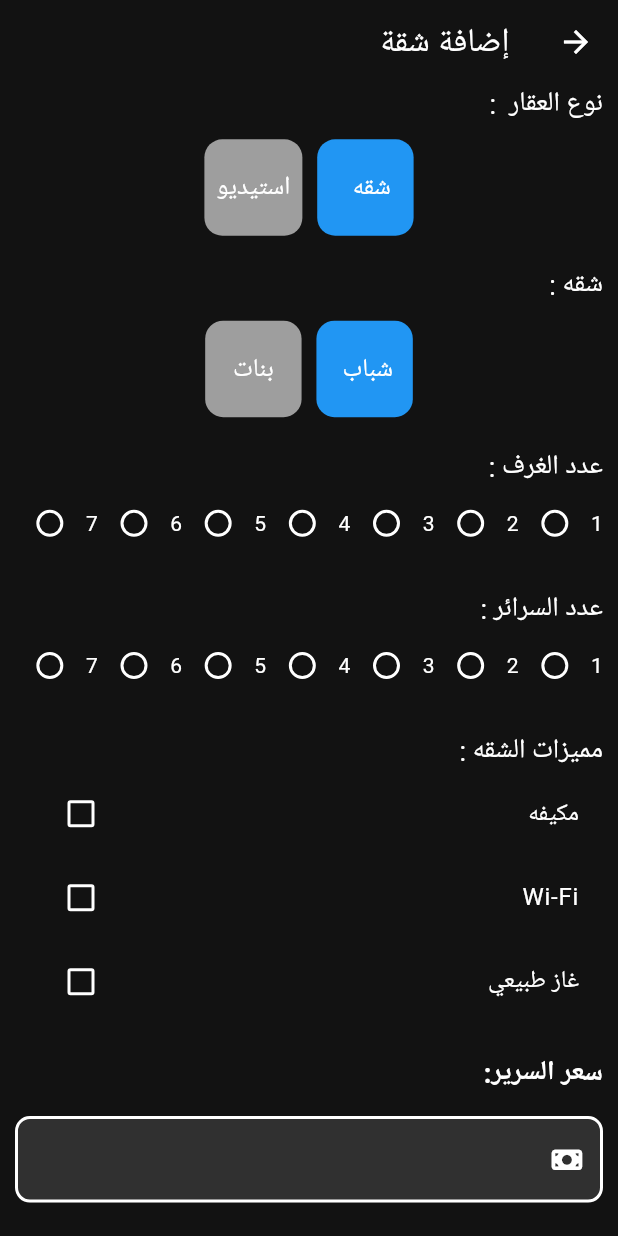
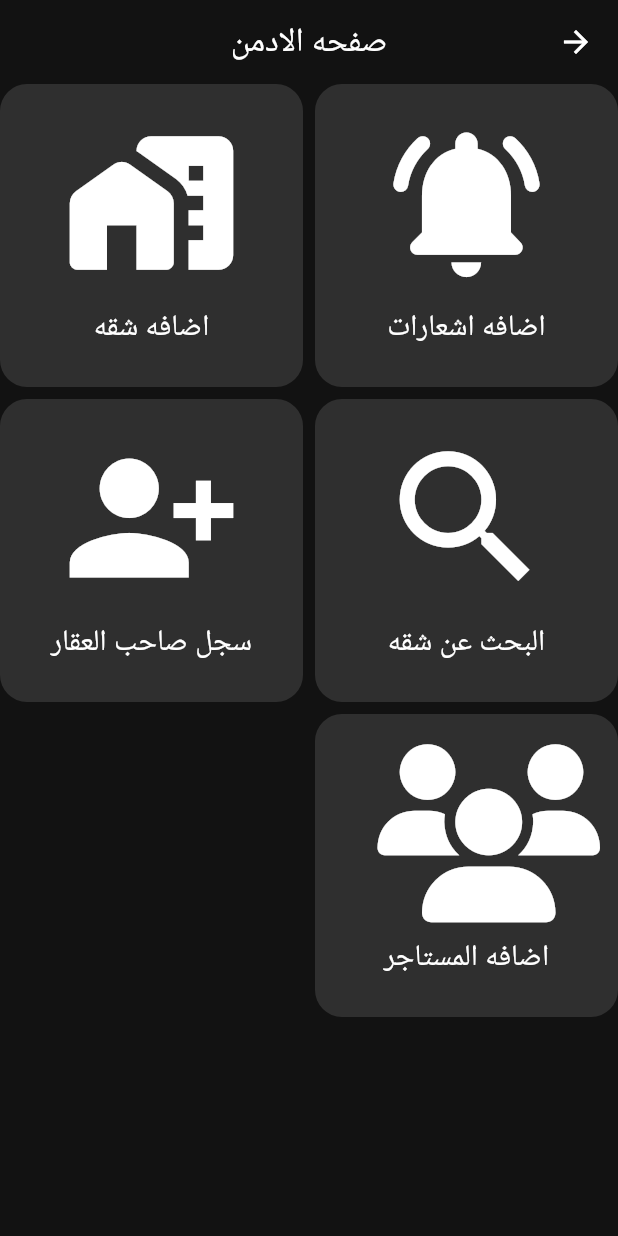
Before and after one commit to aymanaboelela/House_App, a Flutter app: the HomeView screen opened directly, after a tap on the "add" icon, on a phone screen of 412 x 824 dp. Run offline on Flutter 3.47's test engine with Material 3 defaults, Android fonts, the phone set to English and light mode, and no system bars; drawn by our look-alikes of modal_progress_hud_nsn; our stand-ins replace awesome_dialog, bloc, cached_network_image, carousel_slider, cloud_firestore, concentric_transition and 11 more; accounts and stored records are empty; Roboto replaces fonts that are missing (Cairo).

Commit message:
create new admin view Advanced

```diff
--- /dev/null
+++ b/lib/Features/admin/admin_home/presentation/views/admin_home.dart
@@ -0,0 +1,57 @@
+import 'package:flutter/material.dart';
+import 'package:font_awesome_flutter/font_awesome_flutter.dart';
+import 'package:go_router/go_router.dart';
+import 'package:google_fonts/google_fonts.dart';
+import 'package:house_app_one/core/utils/app_route.dart';
+
+import '../widgets/custom_admin_select.dart';
+
+class AdminHome extends StatelessWidget {
+  const AdminHome({super.key});
+
+  @override
+  Widget build(BuildContext context) {
+    return Scaffold(
+        appBar: AppBar(
+          centerTitle: true,
+          title: Text(
+            "صفحه الادمن",
+            style: GoogleFonts.cairo(),
+          ),
+        ),
+        body: GridView(
+          gridDelegate: SliverGridDelegateWithFixedCrossAxisCount(
+            crossAxisCount: 2, // عدد العناصر في كل سطر
+            crossAxisSpacing: 8.0, // المسافة بين العناصر الأفقية
+            mainAxisSpacing: 8.0, // المسافة بين العناصر الرأسية
+          ),
+          children: [
+            CustomAdminSelect(
+              title: "اضافه اشعارات",
+              icon: Icons.notifications_active_rounded,
+              onTap: () {},
+            ),
+            CustomAdminSelect(
+              title: "اضافه شقه",
+              icon: Icons.home_work_rounded,
+              onTap: () => GoRouter.of(context).push(AppRouter.KAddProductView),
+            ),
+            CustomAdminSelect(
+              title: "البحث عن شقه",
+              icon: Icons.search_sharp,
+              onTap: () {},
+            ),
+            CustomAdminSelect(
+              title: "سجل صاحب العقار",
+              icon: Icons.person_add_alt_1,
+              onTap: () {},
+            ),
+            CustomAdminSelect(
+              title: "اضافه المستاجر",
+              icon: FontAwesomeIcons.users,
+              onTap: () {},
+            ),
+          ],
+        ));
+  }
+}
--- /dev/null
+++ b/lib/Features/admin/admin_home/presentation/widgets/custom_admin_select.dart
@@ -0,0 +1,37 @@
+import 'package:flutter/material.dart';
+import 'package:font_awesome_flutter/font_awesome_flutter.dart';
+import 'package:google_fonts/google_fonts.dart';
+import 'package:house_app_one/core/thems/app/app_colors.dart';
+import 'package:house_app_one/core/utils/responsive.dart';
+
+class CustomAdminSelect extends StatelessWidget {
+  const CustomAdminSelect({super.key, required this.title, required this.icon,required this.onTap});
+  final String title;
+  final IconData icon;
+  final void Function() onTap;
+  @override
+  Widget build(BuildContext context) {
+    return InkWell(
+      onTap: onTap,
+      child: Container(
+        height: SizeConfig.defaultSize! * 19,
+        width: SizeConfig.defaultSize! * 19,
+        decoration: BoxDecoration(
+            borderRadius: BorderRadius.circular(18),
+            color: AppColors.KPrimeColor),
+        child: Column(children: [
+          SizeVertical(value: 2),
+          Icon(
+            icon,
+            size: SizeConfig.defaultSize! * 12,
+          ),
+          SizeVertical(value: 1),
+          Text(
+            title,
+            style: GoogleFonts.cairo(fontSize: SizeConfig.defaultSize! * 2),
+          )
+        ]),
+      ),
+    );
+  }
+}
--- a/lib/Features/home/Presentation/views/home_view.dart
+++ b/lib/Features/home/Presentation/views/home_view.dart
@@ -128,7 +128,7 @@ class _HomeViewState extends State<HomeView> {
           // add product
           floatingActionButton: FloatingActionButton(
             onPressed: () {
-              GoRouter.of(context).push(AppRouter.KAddProductView);
+              GoRouter.of(context).push(AppRouter.KAdminHome);
             },
             child: const Icon(Icons.add),
           ),
--- a/lib/Features/home/Presentation/widgets/filters.dart
+++ b/lib/Features/home/Presentation/widgets/filters.dart
@@ -1,7 +1,6 @@
 import 'package:flutter/material.dart';
 import 'package:flutter_bloc/flutter_bloc.dart';
 import 'package:google_fonts/google_fonts.dart';
-import 'package:house_app_one/Features/add_Product/data/cubit/add_house_cubit.dart';
 import 'package:house_app_one/Features/home/Presentation/widgets/Custom_select_gender.dart';
 import 'package:house_app_one/Features/home/Presentation/widgets/custom_filter_gender.dart';
 import 'package:house_app_one/Features/home/data/cubit/filters/filters_cubit.dart';
--- a/lib/core/utils/app_route.dart
+++ b/lib/core/utils/app_route.dart
@@ -3,7 +3,8 @@ import 'package:house_app_one/Features/communication/presentation/view/help_view
 import 'package:house_app_one/Features/location/presentation/views/location_view.dart';
 import 'package:house_app_one/Features/navbar/presentation/views/nave_home_bar.dart';
 import '../../Features/Splach/view/splach_view.dart';
-import '../../Features/add_Product/presentation/views/add_product.dart';
+import '../../Features/admin/add_Product/presentation/views/add_product.dart';
+import '../../Features/admin/admin_home/presentation/views/admin_home.dart';
 import '../../Features/notifacation/presentation/view/notifacation.dart';
 import '../../Features/on_boarding/presentation/on_boardin_view.dart';
 
@@ -13,13 +14,10 @@ abstract class AppRouter {
   static const kHelpView = '/helpView';
   static const kNotifacationView = '/notifacationview';
   static const KProductView = '/productView';
+  static const KLocationView = '/KLocationView';
+//admin
+  static const KAdminHome = '/productView';
   static const KAddProductView = '/KAddProduct';
-  static const KLocationView = '/KLocationView';
-
-//nav Bat roure
-
-  static const kLikeProductView = '/likeproducyView';
-  static const kCallPhone = '/callphone';
 
   static final router = GoRouter(
     routes: [
@@ -48,14 +46,20 @@ abstract class AppRouter {
         path: kNotifacationView,
         builder: (context, state) => const NotifacationView(),
       ),
+
+      GoRoute(
+        path: KLocationView,
+        builder: (context, state) => LocationView(),
+      ),
+      // admin
+      GoRoute(
+        path: KAdminHome,
+        builder: (context, state) => AdminHome(),
+      ),
       GoRoute(
         path: KAddProductView,
         builder: (context, state) => AddProduct(),
       ),
-      GoRoute(
-        path: KLocationView,
-        builder: (context, state) => LocationView(),
-      ),
     ],
   );
 }
--- a/lib/main.dart
+++ b/lib/main.dart
@@ -3,7 +3,7 @@ import 'package:flutter/material.dart';
 import 'package:flutter_bloc/flutter_bloc.dart';
 import 'package:flutter_localizations/flutter_localizations.dart';
 import 'package:google_fonts/google_fonts.dart';
-import 'package:house_app_one/Features/add_Product/data/cubit/add_house_cubit.dart';
+import 'package:house_app_one/Features/admin/add_Product/data/cubit/add_house_cubit.dart';
 import 'package:house_app_one/Features/home/data/cubit/favorite/favorite_cubit.dart';
 import 'package:house_app_one/core/shered_preferences/shared_preferences.dart';
 import 'package:house_app_one/core/thems/them.dart';
```
Also changed, not shown: lib/Features/admin/add_Product/presentation/views/add_product.dart (renamed from lib/Features/add_Product/presentation/views/add_product.dart, +6 -4 lines), lib/Features/admin/add_Product/data/cubit/add_house_cubit.dart (renamed from lib/Features/add_Product/data/cubit/add_house_cubit.dart), lib/Features/admin/add_Product/data/cubit/add_house_state.dart (renamed from lib/Features/add_Product/data/cubit/add_house_state.dart), lib/Features/admin/add_Product/presentation/widgets/custom_check_bok.dart (renamed from lib/Features/add_Product/presentation/widgets/custom_check_bok.dart), lib/Features/admin/add_Product/presentation/widgets/custom_select_numper_ofBad.dart (renamed from lib/Features/add_Product/presentation/widgets/custom_select_numper_ofBad.dart).
